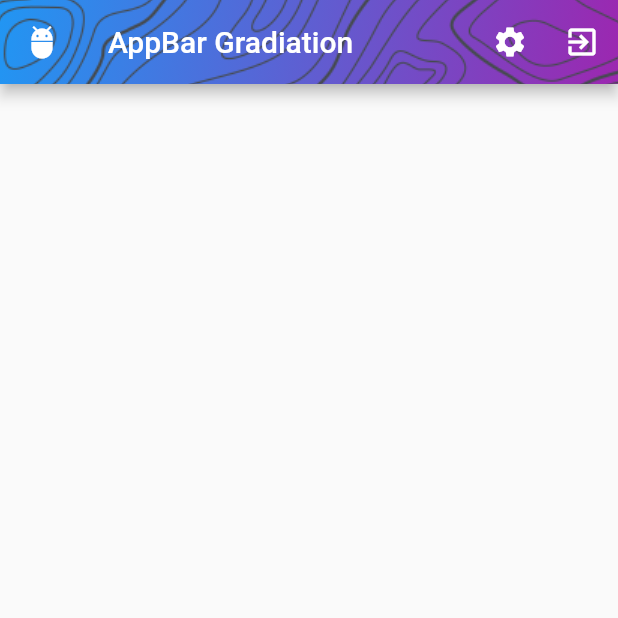
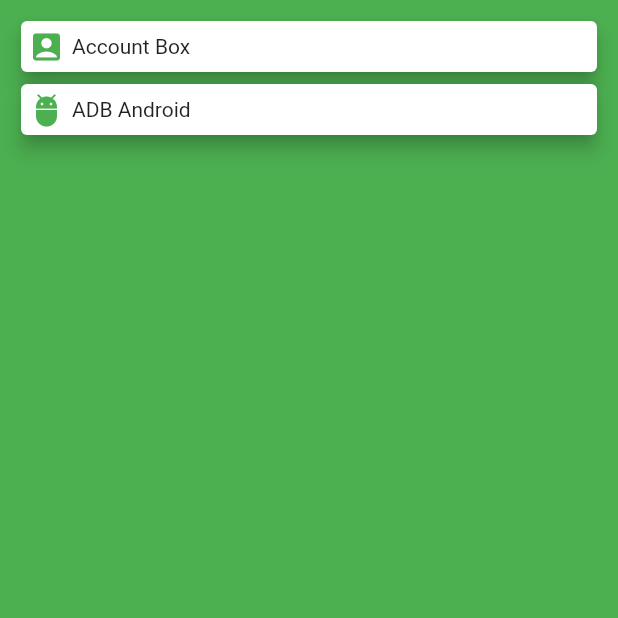
Before and after one commit to myxzlpltk/flutter-learning, a Flutter app: the screen it shows after launch, on a phone screen of 412 x 824 dp, the top half of it. Run offline on Flutter 3.47's test engine with Material 2 defaults, Android fonts, the phone set to English and light mode, and no system bars.

Commit message:
Learning Card

```diff
--- a/lib/main.dart
+++ b/lib/main.dart
@@ -9,35 +9,32 @@ class MyApp extends StatelessWidget {
   Widget build(BuildContext context) {
     return MaterialApp(
       home: Scaffold(
-        appBar: AppBar(
-          leading: Icon(
-            Icons.adb,
-            color: Colors.white,
-          ),
-          title: Text(
-            "AppBar Gradiation",
-            style: TextStyle(color: Colors.white),
-          ),
-          actions: [
-            IconButton(icon: Icon(Icons.settings), onPressed: (){}),
-            IconButton(icon: Icon(Icons.exit_to_app), onPressed: (){})
-          ],
-          flexibleSpace: Container(
-            decoration: BoxDecoration(
-              gradient: LinearGradient(
-                colors: [Colors.blue, Colors.purple],
-                begin: FractionalOffset.topLeft,
-                end: FractionalOffset.bottomRight
-              ),
-              image: DecorationImage(
-                image: AssetImage("assets/pattern.png"),
-                fit: BoxFit.none,
-                repeat: ImageRepeat.repeat
-              )
-            ),
+        backgroundColor: Colors.green,
+        body: Container(
+          margin: EdgeInsets.all(10),
+          child: ListView(
+            children: [
+              buildCard(Icons.account_box, "Account Box"),
+              buildCard(Icons.adb, "ADB Android"),
+            ],
           ),
         ),
       ),
     );
   }
+
+  Card buildCard(IconData iconData, String text) {
+    return Card(
+      elevation: 5,
+      child: Row(
+        children: [
+          Container(
+            margin: EdgeInsets.all(5),
+            child: Icon(iconData, color: Colors.green,),
+          ),
+          Text(text)
+        ],
+      ),
+    );
+  }
 }
```
